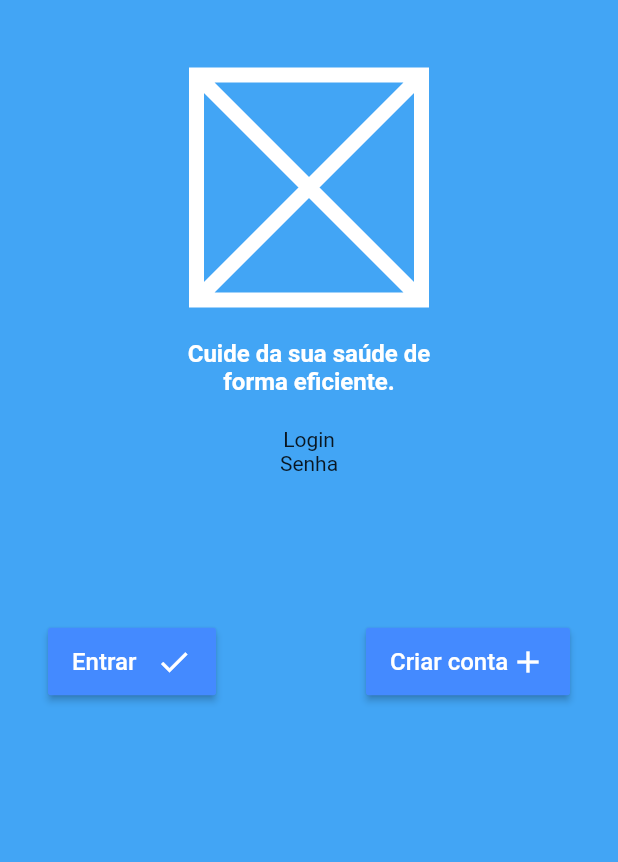
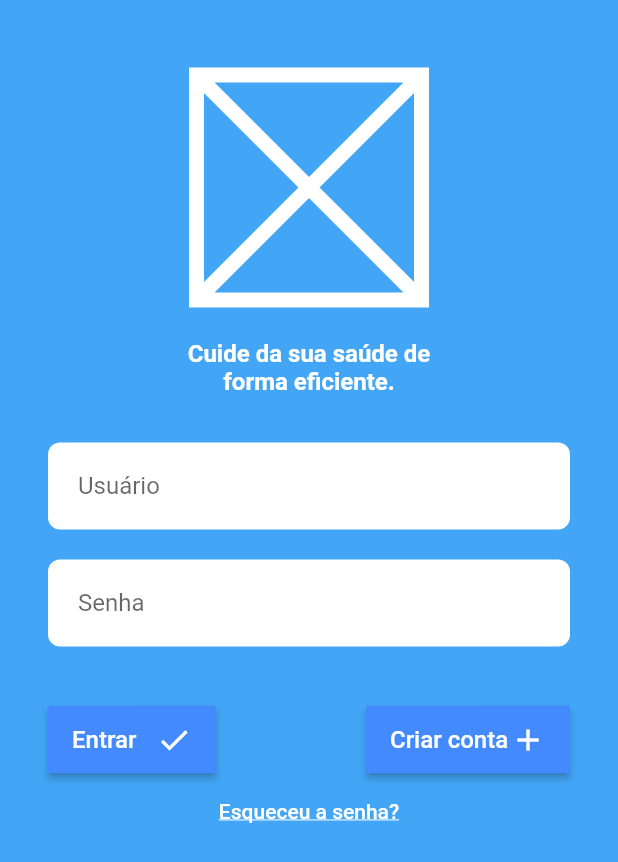
Before and after one commit to BrunoLeonardoRamosRibeiro/healthtechapp, a Flutter app: the screen it shows after launch, on a phone screen of 412 x 824 dp. Shown: the top 862 px of the screen. Run offline on Flutter 3.47's test engine with Material 2 defaults, Android fonts, the light colour scheme and no system bars; our stand-ins replace get, google_fonts; Roboto replaces fonts that are missing (Ubuntu).

Commit message:
Commit 3

```diff
--- a/lib/pages/login/widgets/login_form_widget.dart
+++ b/lib/pages/login/widgets/login_form_widget.dart
@@ -1,17 +1,18 @@
 import 'package:flutter/material.dart';
 import 'package:healthtechapp/pages/shared/widgets/button_primary_widget.dart';
+import 'package:healthtechapp/pages/shared/widgets/input_primary_widget.dart';
 
 class LoginFormWidget extends StatelessWidget {
   @override
   Widget build(BuildContext context) {
     return Container(
-      height: 200,
+      height: 300,
       width: double.maxFinite,
       child: Column(
         children: [
           SizedBox(height: 20),
-          Text('Login'),
-          Text('Senha'),
+          InputPrimaryWidget(text: "Usuário" ,),
+          InputPrimaryWidget(text: "Senha", obscureText: true,),
           Spacer(),
           Container(
             child: Row(
@@ -34,7 +35,19 @@ class LoginFormWidget extends StatelessWidget {
                 ),
               ],
             ),
-          )
+          ),
+          FlatButton(
+            onPressed: () {
+              //TODO: Esqueceu a senha
+            },
+            child: Text(
+              'Esqueceu a senha?',
+              style: TextStyle(
+                color: Colors.white,
+                decoration: TextDecoration.underline,
+              ),
+            ),
+          ),
         ],
       ),
     );
--- /dev/null
+++ b/lib/pages/shared/widgets/input_primary_widget.dart
@@ -0,0 +1,34 @@
+import 'package:flutter/material.dart';
+
+class InputPrimaryWidget extends StatelessWidget {
+  String text;
+  bool obscureText;
+  bool enabled;
+  Function onChanged;
+  Function validator;
+
+  InputPrimaryWidget({this.text, this.obscureText, this.enabled, this.onChanged,
+      this.validator});
+
+  @override
+  Widget build(BuildContext context) {
+    return Container(
+      margin: EdgeInsets.symmetric(vertical: 10),
+      padding: EdgeInsets.only(left: 20, top: 5, right: 5, bottom: 5),
+      decoration: BoxDecoration(
+        color: Colors.white,
+        borderRadius: BorderRadius.circular(8),
+      ),
+      child: TextFormField(
+        validator: validator ?? null,
+        obscureText: obscureText ?? false,
+        onChanged: onChanged ?? null,
+        enabled: enabled ?? true,
+        decoration: InputDecoration(
+          hintText: text ?? "",
+          border: InputBorder.none,
+        ),
+      ),
+    );
+  }
+}
```
